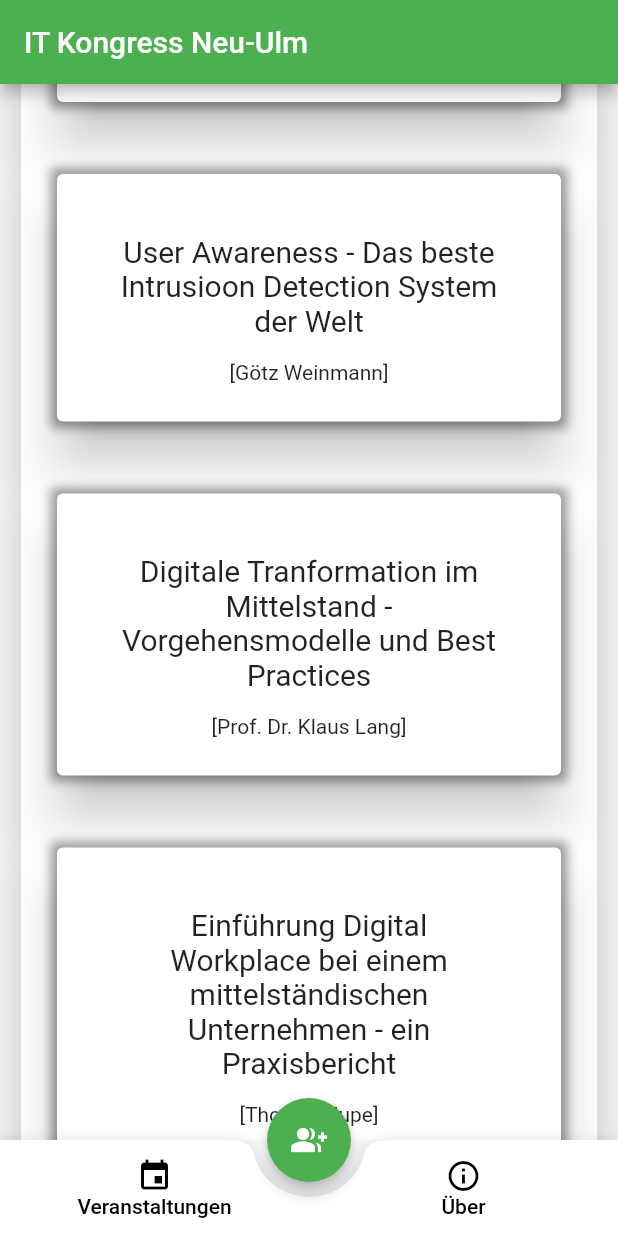
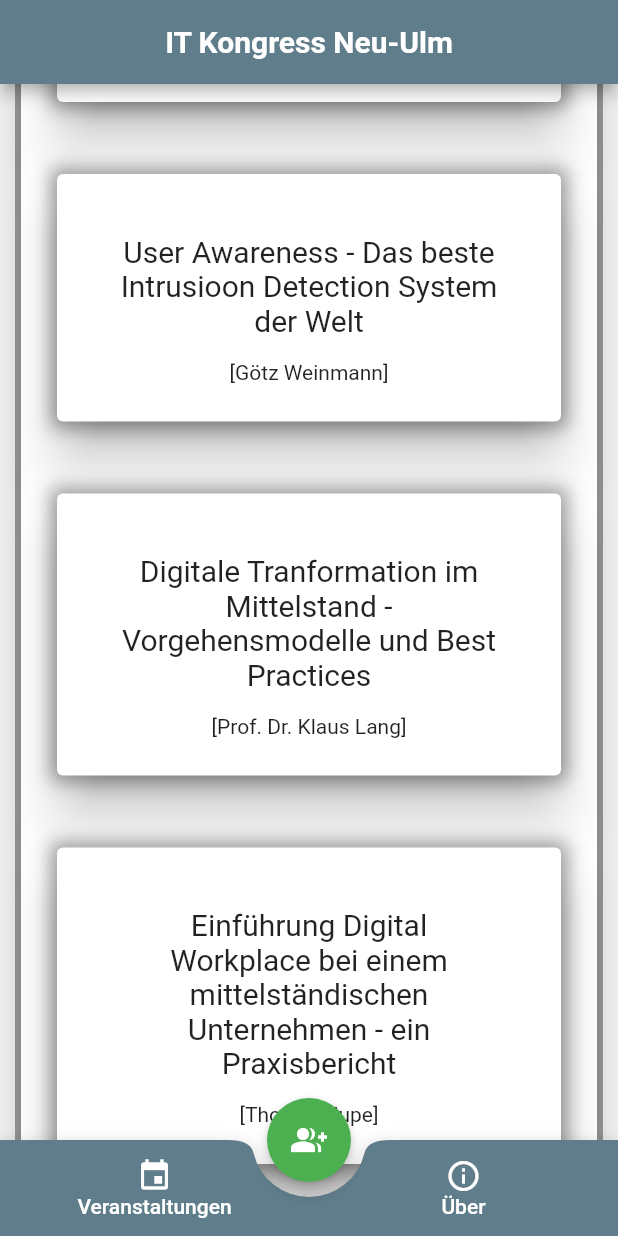
Before and after one commit to MarcoAigner/IT-Congress-Neu-Ulm-App, a Flutter app: the screen it shows after launch, scrolled down 1152 dp, on a phone screen of 412 x 824 dp. Run offline on Flutter 3.47's test engine with Material 2 defaults, Android fonts, the phone set to English and light mode, and no system bars; our stand-ins replace url_launcher_web; generated files the repository leaves out were written again.

Commit message:
grey 'n green

```diff
--- a/lib/events.dart
+++ b/lib/events.dart
@@ -34,18 +34,34 @@ class EventsWidgetState extends State<EventsWidget> {
                 child: Column(
                   children: <Widget>[
                     Container(
+                      color: Colors.grey,
                       child: Card(
                         elevation: 20,
                         child: Column(
                           children: <Widget>[
                             Padding(
                               padding: const EdgeInsets.only(top: 20),
-                              child: Text(
+                              child: Stack(
+                                children: <Widget>[
+                              Text(newData["timeslots"][timeslotIndex]["time"],
+                                style: TextStyle(
+                                  fontSize: 25,
+                                  foreground: Paint()
+                                    ..style = PaintingStyle.stroke
+                                    ..strokeWidth = 0.5
+                                    ..color = Colors.black
+
+                                  )
+                              ),
+                                Text(
                                   newData["timeslots"][timeslotIndex]["time"],
                                   style: TextStyle(
                                     fontSize: 25,
-                                      fontWeight: FontWeight.bold,
-                                      color: Colors.green)),
+                                    color: Colors.green
+                                  ),
+                                )],
+                              ),
+
                             ),
                             ListView.builder(
                               itemBuilder: (context, eventIndex) {
@@ -54,7 +70,7 @@ class EventsWidgetState extends State<EventsWidget> {
                                   child: Container(
                                     decoration: BoxDecoration(boxShadow: [
                                       BoxShadow(
-                                          color: Colors.grey, blurRadius: 5)
+                                          color: Colors.grey, blurRadius: 10)
                                     ]),
                                     child: Card(
                                       elevation: 15,
@@ -65,7 +81,8 @@ class EventsWidgetState extends State<EventsWidget> {
                                           MainAxisAlignment.spaceEvenly,
                                           children: <Widget>[
                                             Padding(
-                                              padding: const EdgeInsets.all(15.0),
+                                              padding: const EdgeInsets.all(
+                                                  15.0),
                                               child: Text(
                                                 newData["timeslots"]
                                                 [timeslotIndex]["events"]
--- a/lib/main.dart
+++ b/lib/main.dart
@@ -25,7 +25,11 @@ class MyApp extends StatelessWidget {
           // or simply save your changes to "hot reload" in a Flutter IDE).
           // Notice that the counter didn't reset back to zero; the application
           // is not restarted.
-          primarySwatch: Colors.green),
+          primaryColor: Colors.blueGrey,
+          accentColor: Colors.green,
+          fontFamily: 'Roboto'
+
+      ),
       home: MyHomePage(title: 'IT Kongress Neu-Ulm'),
       routes: {
         '/registration': (context) => Registration(),
@@ -48,12 +52,12 @@ class MyHomePage extends StatefulWidget {
 
   final String title;
 
+
   @override
   _MyHomePageState createState() => _MyHomePageState();
 }
 
 class _MyHomePageState extends State<MyHomePage> {
-
   Widget currentWidget = EventsWidget();
 
   List events;
@@ -90,10 +94,12 @@ class _MyHomePageState extends State<MyHomePage> {
     // fast, so that you can just rebuild anything that needs updating rather
     // than having to individually change instances of widgets.
     return Scaffold(
+      extendBody: true,
         appBar: AppBar(
           // Here we take the value from the MyHomePage object that was created by
           // the App.build method, and use it to set our appbar title.
-          title: Text(widget.title),
+          title: Text(widget.title, style: TextStyle(fontWeight: FontWeight.bold),),
+          centerTitle: true,
         ),
         floatingActionButtonLocation: FloatingActionButtonLocation.centerDocked,
         /* floatingActionButton: Builder(builder: (BuildContext context) {
@@ -116,6 +122,7 @@ class _MyHomePageState extends State<MyHomePage> {
           child: currentWidget,
         ),
         bottomNavigationBar: BottomAppBar(
+          color: Theme.of(context).primaryColor,
           shape: CircularNotchedRectangle(),
           notchMargin: 10.0,
           /* child: BottomNavigationBar(
@@ -143,7 +150,7 @@ class _MyHomePageState extends State<MyHomePage> {
                     Padding(
                       padding: const EdgeInsets.all(8.0),
                       child: MaterialButton(
-                        textColor: Colors.black,
+                        textColor: Colors.white,
                         child: Column(
                           children: <Widget>[
                             Icon(Icons.event),
@@ -151,7 +158,7 @@ class _MyHomePageState extends State<MyHomePage> {
                           ],
                         ),
                         onPressed: () {
-                          if(currentWidget != EventsWidget()){
+                          if (currentWidget != EventsWidget()) {
                             setState(() {
                               currentWidget = _widgetOptions[0];
                             });
@@ -169,7 +176,7 @@ class _MyHomePageState extends State<MyHomePage> {
                     Padding(
                       padding: const EdgeInsets.all(8.0),
                       child: MaterialButton(
-                        textColor: Colors.black,
+                        textColor: Colors.white,
                         child: Column(
                           children: <Widget>[
                             Icon(Icons.info_outline),
@@ -177,10 +184,10 @@ class _MyHomePageState extends State<MyHomePage> {
                           ],
                         ),
                         onPressed: () {
-                          if(currentWidget != ImpressumWidget()){
-                           setState(() {
-                             currentWidget = _widgetOptions[1];
-                           });
+                          if (currentWidget != ImpressumWidget()) {
+                            setState(() {
+                              currentWidget = _widgetOptions[1];
+                            });
                           }
                         },
                       ),
```
Lines whose indentation alone changed are shown as unchanged.
